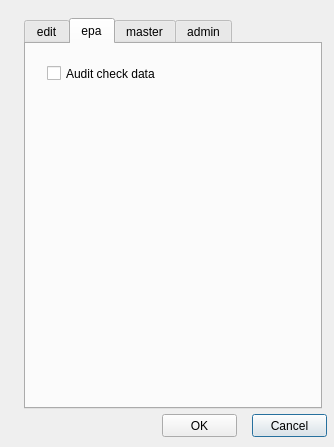
The window that ui/toolbox.ui (Giswater/giswater_qgis_plugin) describes before a commit, drawn with Qt 5.
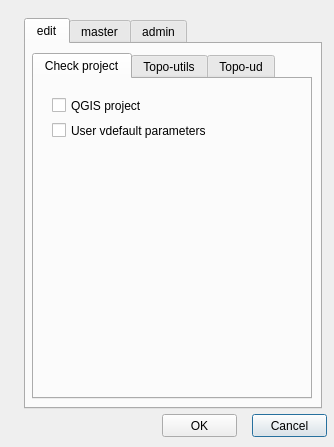
The same window after the commit. The open tabs and pages were chosen to show the change.

Commit message: Update toobox form

The edit to the form file:
```diff
--- a/ui/toolbox.ui
+++ b/ui/toolbox.ui
@@ -292,24 +292,6 @@
      </widget>
     </widget>
    </widget>
-   <widget class="QWidget" name="tab_4">
-    <attribute name="title">
-     <string>epa</string>
-    </attribute>
-    <widget class="QCheckBox" name="check_node_orphan_3">
-     <property name="geometry">
-      <rect>
-       <x>21</x>
-       <y>21</y>
-       <width>256</width>
-       <height>17</height>
-      </rect>
-     </property>
-     <property name="text">
-      <string>Audit check data</string>
-     </property>
-    </widget>
-   </widget>
    <widget class="QWidget" name="tab_2">
     <attribute name="title">
      <string>master</string>
```
